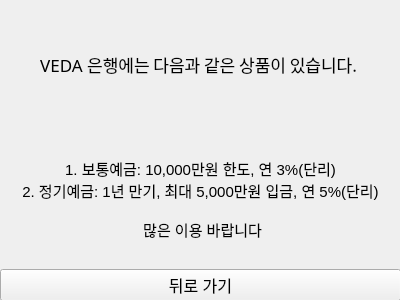
Old version of the form showproducts.ui in the repository jejuvita01/VEDA_BankManagement.
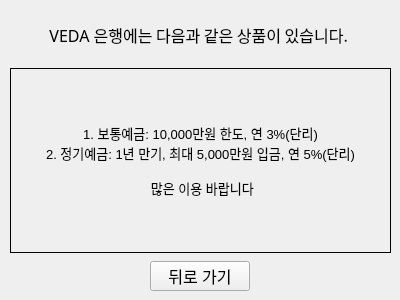
New version of the form.

Commit message: feat: 상품 조회 화면 구현

```diff
--- a/showproducts.ui
+++ b/showproducts.ui
@@ -22,18 +22,48 @@
      <height>301</height>
     </rect>
    </property>
-   <layout class="QVBoxLayout" name="verticalLayout">
+   <layout class="QVBoxLayout" name="verticalLayout" stretch="0,1,0">
+    <property name="spacing">
+     <number>8</number>
+    </property>
+    <property name="leftMargin">
+     <number>10</number>
+    </property>
+    <property name="topMargin">
+     <number>10</number>
+    </property>
+    <property name="rightMargin">
+     <number>10</number>
+    </property>
+    <property name="bottomMargin">
+     <number>10</number>
+    </property>
     <item>
-     <widget class="QLabel" name="label">
+     <widget class="QLabel" name="titleLabel">
+      <property name="minimumSize">
+       <size>
+        <width>0</width>
+        <height>50</height>
+       </size>
+      </property>
+      <property name="maximumSize">
+       <size>
+        <width>16777215</width>
+        <height>50</height>
+       </size>
+      </property>
       <property name="font">
        <font>
         <family>휴먼둥근헤드라인</family>
-        <pointsize>13</pointsize>
+        <pointsize>12</pointsize>
        </font>
       </property>
       <property name="text">
        <string>VEDA 은행에는 다음과 같은 상품이 있습니다. </string>
       </property>
+      <property name="textFormat">
+       <enum>Qt::TextFormat::AutoText</enum>
+      </property>
       <property name="alignment">
        <set>Qt::AlignmentFlag::AlignCenter</set>
       </property>
@@ -43,22 +73,46 @@
      <widget class="QLabel" name="label_2">
       <property name="font">
        <font>
-        <pointsize>11</pointsize>
+        <pointsize>10</pointsize>
        </font>
       </property>
+      <property name="frameShape">
+       <enum>QFrame::Shape::Box</enum>
+      </property>
+      <property name="lineWidth">
+       <number>1</number>
+      </property>
+      <property name="midLineWidth">
+       <number>0</number>
+      </property>
       <property name="text">
        <string>1. 보통예금: 10,000만원 한도, 연 3%(단리)
 2. 정기예금: 1년 만기, 최대 5,000만원 입금, 연 5%(단리)
 
  많은 이용 바랍니다</string>
       </property>
+      <property name="textFormat">
+       <enum>Qt::TextFormat::MarkdownText</enum>
+      </property>
       <property name="alignment">
        <set>Qt::AlignmentFlag::AlignCenter</set>
       </property>
      </widget>
     </item>
-    <item>
-     <widget class="QPushButton" name="pushButton">
+    <item alignment="Qt::AlignmentFlag::AlignHCenter">
+     <widget class="QPushButton" name="backBtn">
+      <property name="minimumSize">
+       <size>
+        <width>100</width>
+        <height>30</height>
+       </size>
+      </property>
+      <property name="maximumSize">
+       <size>
+        <width>100</width>
+        <height>30</height>
+       </size>
+      </property>
       <property name="font">
        <font>
         <pointsize>12</pointsize>
```
Left out of the diff: 2 changed lines with no effect on the pictures. The commit also changes 2 other files.
